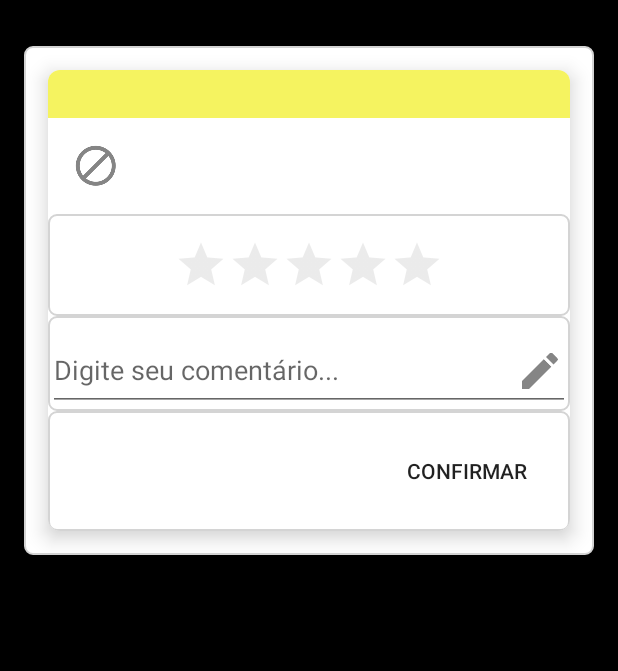
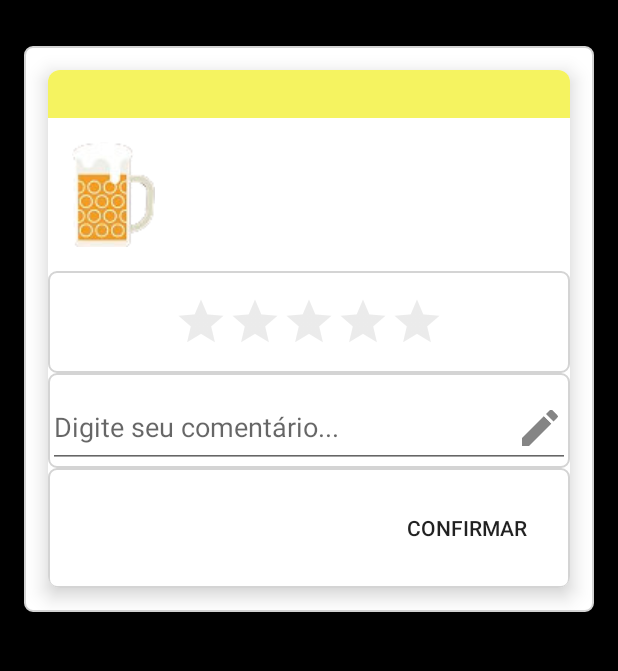
Before and after one commit to fsampson30/CervaManiaKotlin, an Android app: the InsereClassificacaoCervejaSelecionadaActivity screen opened directly, with no data from a screen before it, on a phone screen of 412 x 824 dp, the part 62-733 px from its top. Run offline under Robolectric (Android 15) with nearby library versions, the phone set to English and light mode, and no system bars; our stand-ins replace Picasso; pictures from the network do not load; 5 statements that could not run were skipped.

Commit message:
UI adjustments.

```diff
--- a/app/src/main/java/br/com/cervamania/cervamania/Controller/AdapterListaCervejas.java
+++ b/app/src/main/java/br/com/cervamania/cervamania/Controller/AdapterListaCervejas.java
@@ -56,6 +56,7 @@ public class AdapterListaCervejas extends RecyclerView.Adapter<ViewHolderListaCe
         //DownloadImages downloadImages = new DownloadImages(holder.itemView.getContext(), nomeAtual);
         //String teste = downloadImages.retornaImageUrl();
         holder.txtListaCervejaNome.setText(nomeAtual);
+        holder.txtItemLista.setText((position+1) + " / " + listaNomesCervejas.size());
         Picasso.get().load(path).fetch();
 
         //holder.imgListaCervejaGarrafa.setImageResource(R.drawable.caneca);
--- a/app/src/main/java/br/com/cervamania/cervamania/Controller/ViewHolderListaCervejas.java
+++ b/app/src/main/java/br/com/cervamania/cervamania/Controller/ViewHolderListaCervejas.java
@@ -17,6 +17,7 @@ public class ViewHolderListaCervejas extends RecyclerView.ViewHolder {
     public Button btnListaCervejaDetalhes;
     public LinearLayout layoutHeaderListaCerveja;
     public RatingBar barraClassificacao;
+    public TextView txtItemLista;
 
 
 
@@ -27,5 +28,6 @@ public class ViewHolderListaCervejas extends RecyclerView.ViewHolder {
         this.btnListaCervejaDetalhes = (Button) itemView.findViewById(R.id.btnListaCervejaDetalhes);
         this.layoutHeaderListaCerveja = (LinearLayout) itemView.findViewById(R.id.layoutHeaderListaCervejas);
         this.barraClassificacao = (RatingBar) itemView.findViewById(R.id.barClassificacaoCerveja);
+        this.txtItemLista = (TextView) itemView.findViewById(R.id.txtListNumber);
     }
 }
--- a/app/src/main/java/br/com/cervamania/cervamania/View/InsereClassificacaoCervejaSelecionadaActivity.java
+++ b/app/src/main/java/br/com/cervamania/cervamania/View/InsereClassificacaoCervejaSelecionadaActivity.java
@@ -15,6 +15,8 @@ import android.widget.ProgressBar;
 import android.widget.RatingBar;
 import android.widget.TextView;
 import android.widget.Toast;
+
+import com.squareup.picasso.Picasso;
 
 import br.com.cervamania.cervamania.Controller.TarefaInsereClassificacao;
 import br.com.cervamania.cervamania.Model.ClassificacaoCerveja;
@@ -71,7 +73,10 @@ public class InsereClassificacaoCervejaSelecionadaActivity extends AppCompatActi
 
         linearLayout.setBackgroundColor(getResources().getColor(coresCervejas.retornaCoresHexaDecimal(codigoCor)));
         txtNomeCerveja.setText(nomeCerveja);
-        imgGarrafa.setImageResource(imagensCervejas.retornaImagemCervejaReduzida(nomeCerveja));
+        //imgGarrafa.setImageResource(imagensCervejas.retornaImagemCervejaReduzida(nomeCerveja));
+        String path = imagensCervejas.retornaArquivoCervejaReduzida(nomeCerveja);
+        Picasso.get().load(path).fetch();
+        Picasso.get().load(path).placeholder(R.drawable.caneca).into(imgGarrafa);
 
         btnConfirma.setOnClickListener(new View.OnClickListener() {
             @Override
@@ -83,7 +88,7 @@ public class InsereClassificacaoCervejaSelecionadaActivity extends AppCompatActi
                 classificacaoCerveja.setComentarios(txtComentarios.getText().toString());
                 classificacaoCerveja.setEstrelas(barraNota.getRating());
 
-                new TarefaInsereClassificacao(InsereClassificacaoCervejaSelecionadaActivity.this).execute(classificacaoCerveja);
+                //new TarefaInsereClassificacao(InsereClassificacaoCervejaSelecionadaActivity.this).execute(classificacaoCerveja);
             }
         });
     }
--- a/app/src/main/java/br/com/cervamania/cervamania/View/ListaCervejasActivity.java
+++ b/app/src/main/java/br/com/cervamania/cervamania/View/ListaCervejasActivity.java
@@ -75,7 +75,7 @@ public class ListaCervejasActivity extends AppCompatActivity {
                 break;
             }
             case "estilos": {
-                txtTituloEstiloCerveja.setText(nomesEstilos.retornaNomesEstilosCervejas(codigoTipoCerveja));
+                //txtTituloEstiloCerveja.setText(nomesEstilos.retornaNomesEstilosCervejas(codigoTipoCerveja));
                 //Código responsável pela pesquisa no SQLite - Nova implementação.
                 exibeProgresso();
                 recebeListaEstiloCerveja(codigoTipoCerveja);
@@ -153,6 +153,7 @@ public class ListaCervejasActivity extends AppCompatActivity {
 
     private void recebeListaEstiloCerveja(String codigo) {
         ArrayList<String> lista = db.selectNomeCervejaPorTipo(codigo);
+        txtTituloEstiloCerveja.setText(nomesEstilos.retornaNomesEstilosCervejas(codigoTipoCerveja));
         adapter = new AdapterListaCervejas(lista, codigoTipoCerveja, origemFragment, notasClassificacoes);
         recyclerViewListaCervejas.setAdapter(adapter);
     }
```
Also changed, not shown: app/src/main/java/br/com/cervamania/cervamania/View/ListaClassificacaoCervejaSelecionadaActivity.java (+7 -2 lines), app/src/main/res/layout/item_lista_cervejas.xml (+11 -0 lines).
